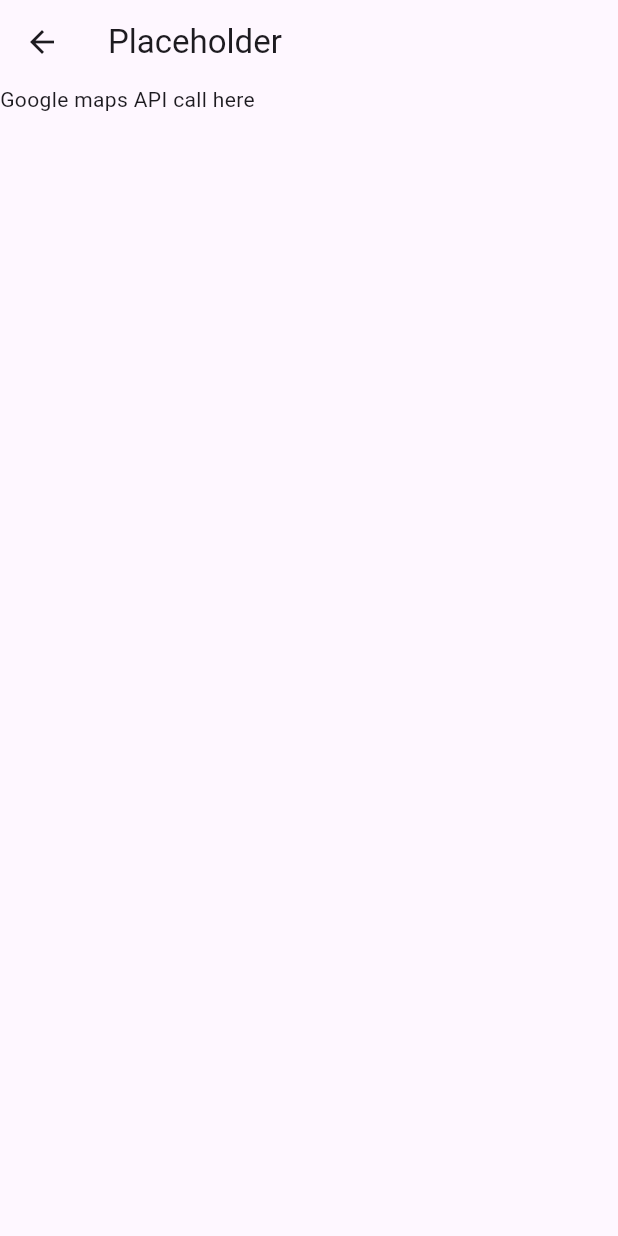
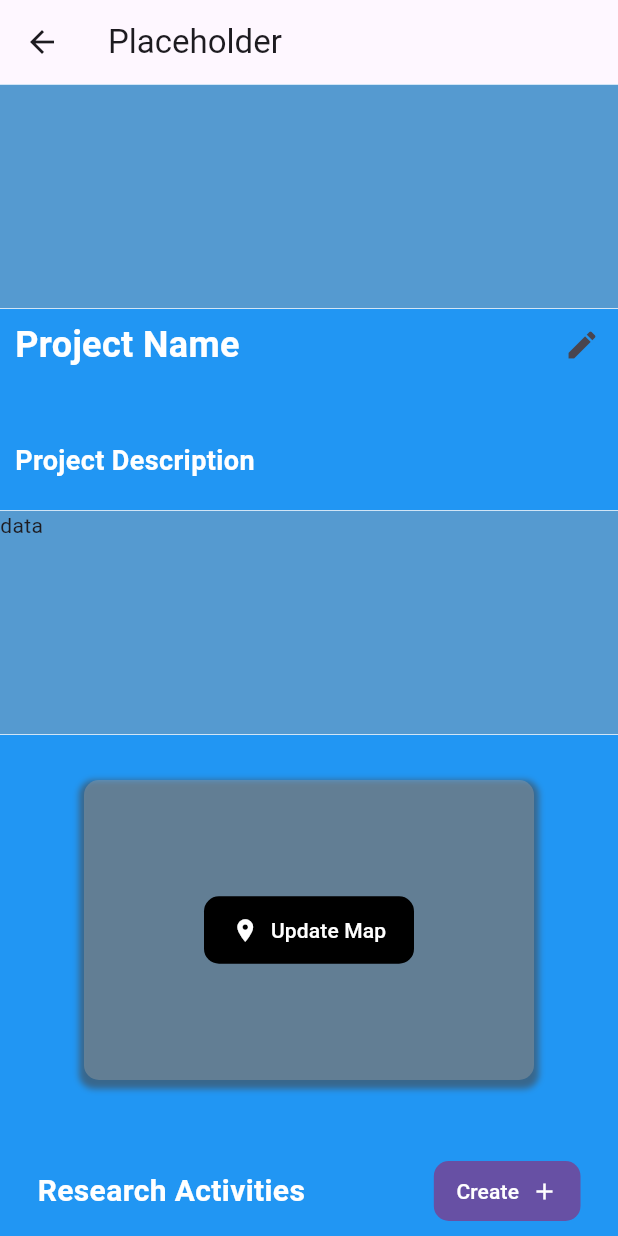
Before and after one commit to Pipeline-To-Better-Placemaking/P2BP-2025Spring-Mobile, a Flutter app: the CreateProjectDetails screen opened by its route, on a phone screen of 412 x 824 dp. Run offline on Flutter 3.47's test engine with Material 3 defaults, Android fonts, the phone set to English and light mode, and no system bars.

Commit message:
Finishing up project details page (end of project creation). Need to correct colors, add map behind update map button.

```diff
--- a/lib/create_project_details.dart
+++ b/lib/create_project_details.dart
@@ -11,10 +11,155 @@ class _CreateProjectDetailsState extends State<CreateProjectDetails> {
   @override
   Widget build(BuildContext context) {
     return Scaffold(
+      backgroundColor: Colors.blue,
       appBar: AppBar(
         title: const Text('Placeholder'),
       ),
-      body: (const Text('Google maps API call here')),
+      body: Column(
+        children: <Widget>[
+          //Image(image:,),
+          Container(
+            width: double.infinity,
+            height: 150,
+            decoration: BoxDecoration(
+              border: Border(
+                top: BorderSide(color: Colors.white, width: .5),
+                bottom: BorderSide(color: Colors.white, width: .5),
+              ),
+              color: Color(0x699F9F9F),
+            ),
+          ),
+          Row(
+            mainAxisAlignment: MainAxisAlignment.spaceBetween,
+            children: <Widget>[
+              Padding(
+                padding: const EdgeInsets.only(left: 10.0),
+                child: Text(
+                  "Project Name",
+                  style: TextStyle(
+                    color: Colors.white,
+                    fontSize: 24,
+                    fontWeight: FontWeight.bold,
+                  ),
+                ),
+              ),
+              IconButton(
+                onPressed: () {},
+                icon: Icon(Icons.edit),
+              )
+            ],
+          ),
+          SizedBox(height: 40),
+          Align(
+            alignment: Alignment.centerLeft,
+            child: Padding(
+              padding: const EdgeInsets.only(left: 10.0),
+              child: Text(
+                'Project Description',
+                style: TextStyle(
+                  color: Colors.white,
+                  fontSize: 18,
+                  fontWeight: FontWeight.bold,
+                ),
+              ),
+            ),
+          ),
+          SizedBox(height: 20),
+          Container(
+            width: double.infinity,
+            height: 150,
+            decoration: BoxDecoration(
+              border: Border(
+                top: BorderSide(color: Colors.white, width: .5),
+                bottom: BorderSide(color: Colors.white, width: .5),
+              ),
+              color: Color(0x699F9F9F),
+            ),
+            child: Text('data'),
+          ),
+          SizedBox(height: 30),
+          Container(
+            width: 300,
+            height: 200,
+            decoration: BoxDecoration(
+              color: Color(0x699F9F9F),
+              borderRadius: BorderRadius.circular(10),
+              boxShadow: [
+                BoxShadow(
+                  color: Color(0x98474747),
+                  spreadRadius: 3,
+                  blurRadius: 3,
+                  offset: Offset(0, 3), // changes position of shadow
+                ),
+              ],
+            ),
+            child: Padding(
+              padding: EdgeInsets.symmetric(horizontal: 80, vertical: 77.5),
+              child: FilledButton.icon(
+                style: FilledButton.styleFrom(
+                  padding: const EdgeInsets.only(left: 15, right: 15),
+                  shape: RoundedRectangleBorder(
+                    borderRadius: BorderRadius.circular(10.0),
+                  ),
+                  // foregroundColor: foregroundColor,
+                  backgroundColor: Colors.black,
+                ),
+                onPressed: () => {
+                  // TODO: Function
+                },
+                label: Text('Update Map'),
+                icon: Icon(Icons.location_on),
+                iconAlignment: IconAlignment.start,
+              ),
+            ),
+          ),
+          SizedBox(height: 30),
+          Padding(
+            padding:
+                const EdgeInsets.symmetric(horizontal: 25.0, vertical: 20.0),
+            child: Row(
+              mainAxisAlignment: MainAxisAlignment.spaceBetween,
+              children: <Widget>[
+                Text(
+                  "Research Activities",
+                  style: TextStyle(
+                    color: Colors.white,
+                    fontSize: 20,
+                    fontWeight: FontWeight.bold,
+                  ),
+                ),
+                FilledButton.icon(
+                  style: FilledButton.styleFrom(
+                    padding: const EdgeInsets.only(left: 15, right: 15),
+                    shape: RoundedRectangleBorder(
+                      borderRadius: BorderRadius.circular(10.0),
+                    ),
+                    // foregroundColor: foregroundColor,
+                    // backgroundColor: backgroundColor,
+                  ),
+                  onPressed: () => {
+                    // TODO: Function
+                  },
+                  label: Text('Create'),
+                  icon: Icon(Icons.add),
+                  iconAlignment: IconAlignment.end,
+                )
+              ],
+            ),
+          ),
+          Expanded(
+            child: Container(
+              decoration: BoxDecoration(
+                color: Color(0x22535455),
+                border: Border(
+                  top: BorderSide(color: Colors.white, width: .5),
+                ),
+              ),
+              width: double.infinity,
+            ),
+          ),
+        ],
+      ),
     );
   }
 }
```
